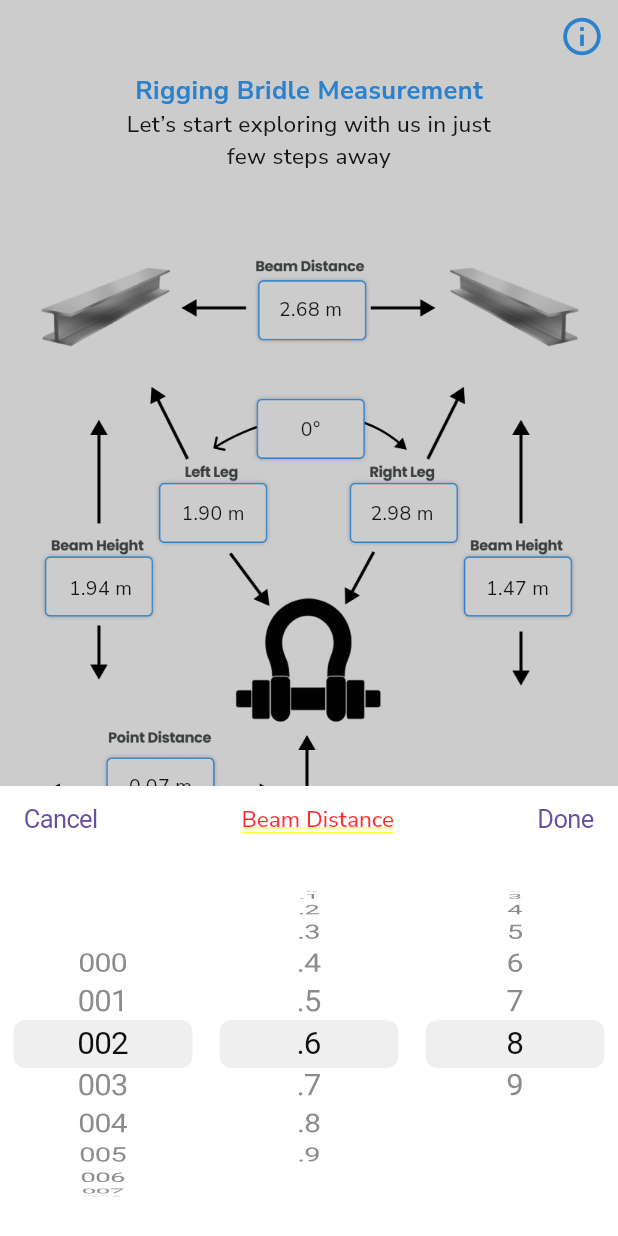
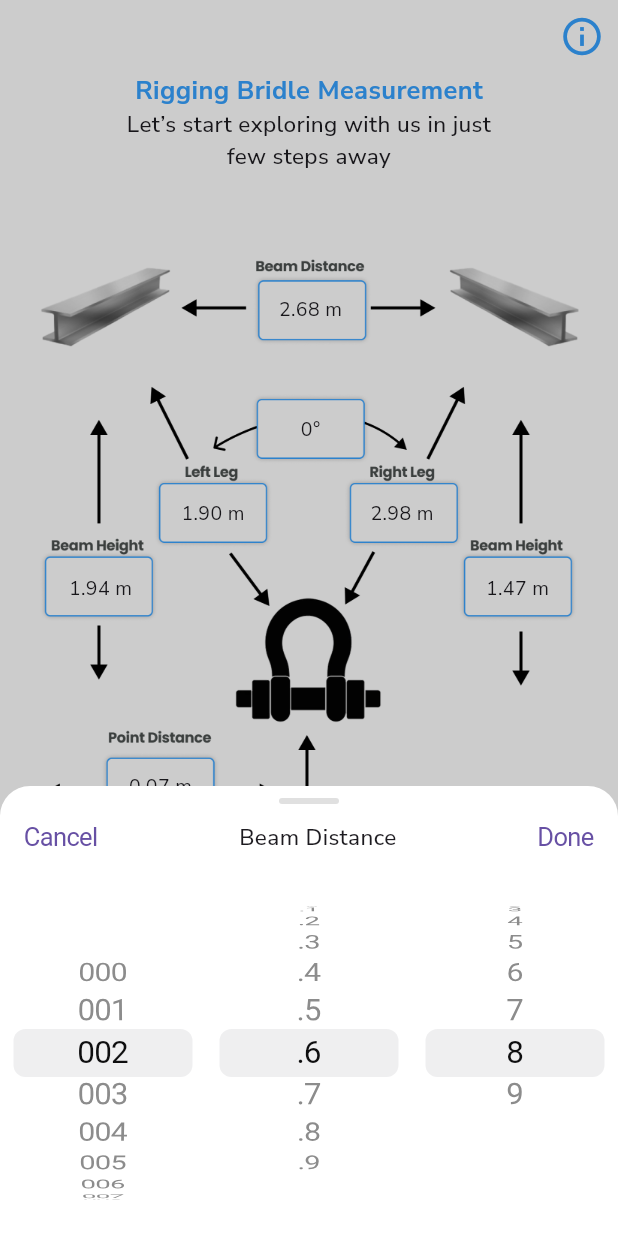
Before and after one commit to mfarooqone/ronin_bridle, a Flutter app: the screen it shows after launch, after a tap on an icon or button, on a phone screen of 412 x 824 dp. Run offline on Flutter 3.47's test engine with Material 3 defaults, Android fonts, the phone set to English and light mode, and no system bars; drawn by our look-alikes of persistent_bottom_nav_bar_v2; our stand-ins replace get, google_fonts.

Commit message:
WIP new btm sheet

```diff
--- a/lib/features/bottom_nav_bar/measurement/measurement.dart
+++ b/lib/features/bottom_nav_bar/measurement/measurement.dart
@@ -438,9 +438,29 @@ class _MeasurementPageState extends State<MeasurementPage> {
       builder:
           (ctx) => Container(
             height: 300,
+            decoration: const BoxDecoration(
               color: Colors.white,
-            child: Column(
+              borderRadius: BorderRadius.only(
+                topLeft: Radius.circular(20),
+                topRight: Radius.circular(20),
+              ),
+            ),
+            child: Scaffold(
+              backgroundColor: Colors.transparent,
+              body: Column(
                 children: [
+                  // Handle bar
+                  Container(
+                    margin: const EdgeInsets.only(top: 8),
+                    width: 40,
+                    height: 4,
+                    decoration: BoxDecoration(
+                      color: Colors.grey[300],
+                      borderRadius: BorderRadius.circular(
+                        2,
+                      ),
+                    ),
+                  ),
                   SizedBox(
                     height: 44,
                     child: Row(
@@ -448,7 +468,8 @@ class _MeasurementPageState extends State<MeasurementPage> {
                           MainAxisAlignment.spaceBetween,
                       children: [
                         CupertinoButton(
-                        padding: const EdgeInsets.symmetric(
+                          padding:
+                              const EdgeInsets.symmetric(
                                 horizontal: 16,
                               ),
                           child: const Text('Cancel'),
@@ -460,7 +481,8 @@ class _MeasurementPageState extends State<MeasurementPage> {
                           style: AppTextStyle.titleSmall,
                         ),
                         CupertinoButton(
-                        padding: const EdgeInsets.symmetric(
+                          padding:
+                              const EdgeInsets.symmetric(
                                 horizontal: 16,
                               ),
                           child: const Text('Done'),
@@ -556,6 +578,7 @@ class _MeasurementPageState extends State<MeasurementPage> {
                     ),
                   ),
                 ],
+              ),
             ),
           ),
     );
```
Lines whose indentation alone changed are shown as unchanged.
